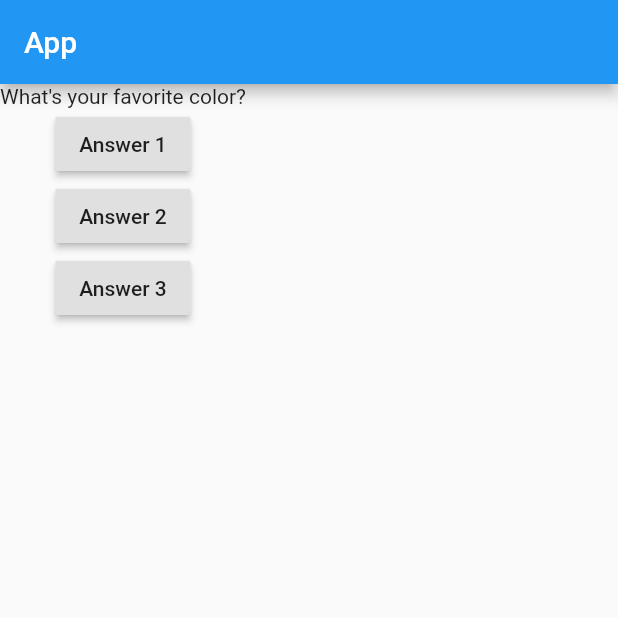
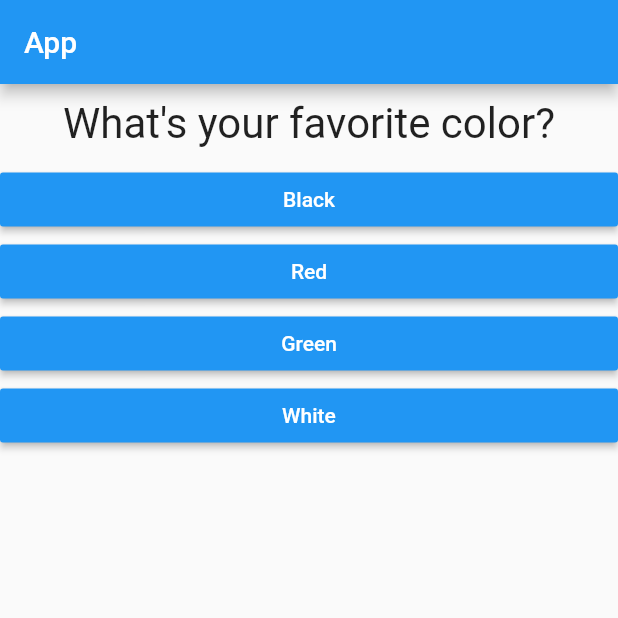
Before and after one commit to EYoung75/flutter_quiz_app, a Flutter app: the screen it shows after launch, on a phone screen of 412 x 824 dp, the top half of it. Run offline on Flutter 3.47's test engine with Material 2 defaults, Android fonts, the phone set to English and light mode, and no system bars.

Commit message:
Exported Answers widget into separate file, added a Map to contain questions and answers

```diff
--- /dev/null
+++ b/lib/answer.dart
@@ -0,0 +1,21 @@
+import "package:flutter/material.dart";
+
+class Answer extends StatelessWidget {
+  final Function selectHandler;
+  final String answerText;
+
+  Answer(this.selectHandler, this.answerText);
+
+  @override
+  Widget build(BuildContext context) {
+    return Container(
+      width: double.infinity,
+      child: RaisedButton(
+        color: Colors.blue,
+        textColor: Colors.white,
+        child: Text(answerText),
+        onPressed: selectHandler,
+      ),
+    );
+  }
+}
--- a/lib/main.dart
+++ b/lib/main.dart
@@ -1,6 +1,7 @@
 import "package:flutter/material.dart";
 
 import "./question.dart";
+import "./answer.dart";
 
 void main() => runApp(MyApp());
 
@@ -14,7 +15,7 @@ class MyApp extends StatefulWidget {
 class _MyAppState extends State<MyApp> {
   var _questionIndex = 0;
 
-  void answerQuestion() {
+  void _answerQuestion() {
     setState(() {
       _questionIndex = _questionIndex + 1;
     });
@@ -24,9 +25,19 @@ class _MyAppState extends State<MyApp> {
 
   @override
   Widget build(BuildContext context) {
-    var _questions = [
-      "What's your favorite color?",
-      "What's your favorite animal?"
+    var questions = [
+      {
+        "questionText": "What's your favorite color?",
+        "answers": ["Black", "Red", "Green", "White"]
+      },
+      {
+        "questionText": "What's your favorite animal?",
+        "answers": ["Cat", "Dog", "Shark", "Elephant"]
+      },
+      {
+        "questionText": "What is the meaning of life?",
+        "answers": ["42", "42", "42", "42"]
+      },
     ];
     return (MaterialApp(
       home: Scaffold(
@@ -35,19 +46,10 @@ class _MyAppState extends State<MyApp> {
         ),
         body: Column(
           children: <Widget>[
-            Question(_questions[_questionIndex]),
-            RaisedButton(
-              child: Text("Answer 1"),
-              onPressed: answerQuestion,
-            ),
-            RaisedButton(
-              child: Text("Answer 2"),
-              onPressed: answerQuestion,
-            ),
-            RaisedButton(
-              child: Text("Answer 3"),
-              onPressed: answerQuestion,
-            ),
+            Question(questions[_questionIndex]["questionText"]),
+            ...(questions[_questionIndex]["answers"] as List<String>).map((answer) {
+              return Answer(_answerQuestion, answer);
+            }).toList()
           ],
         ),
       ),
--- a/lib/question.dart
+++ b/lib/question.dart
@@ -7,6 +7,14 @@ class Question extends StatelessWidget {
 
   @override
   Widget build(BuildContext context) {
-    return Text(questionText);
+    return Container(
+      width: double.infinity,
+      margin: EdgeInsets.all(10),
+      child: Text(
+        questionText,
+        style: TextStyle(fontSize: 28.0),
+        textAlign: TextAlign.center,
+      ),
+    );
   }
 }
```
